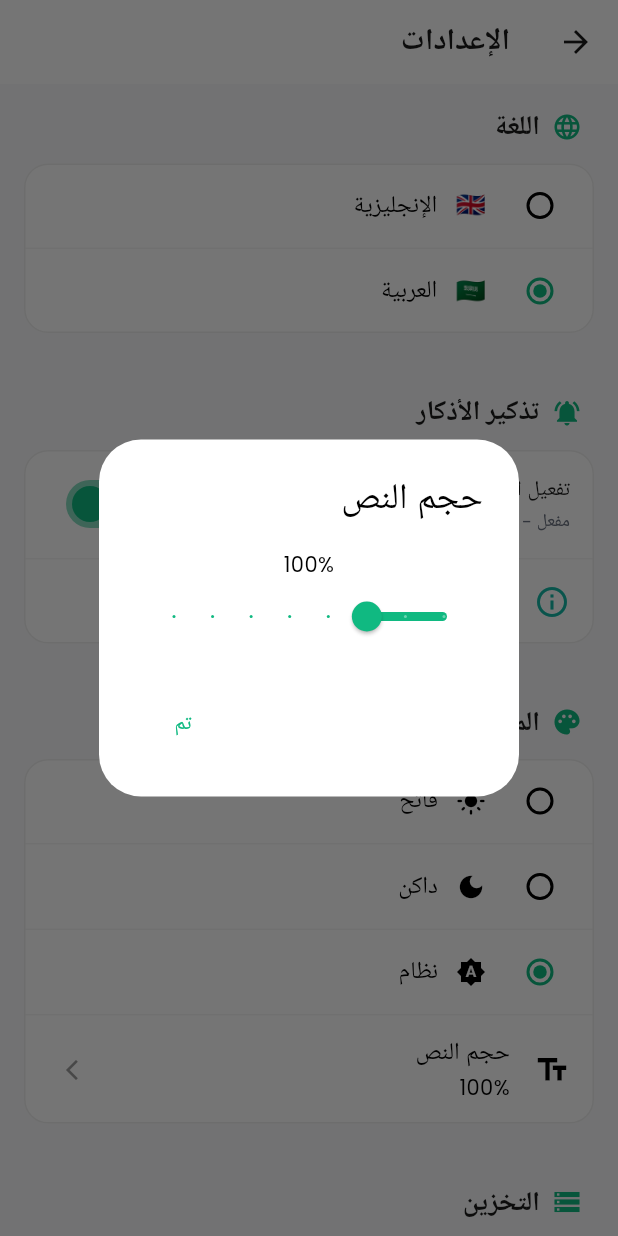
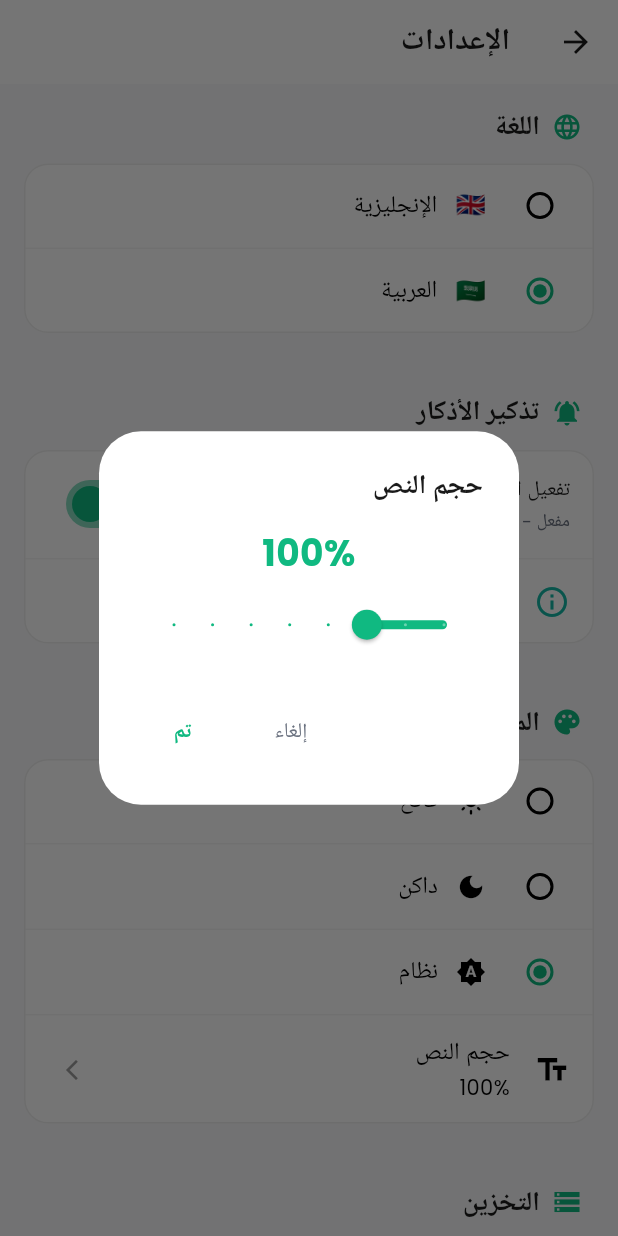
Before and after one commit to khaledebied/bling_azkar, a Flutter app: the SettingsScreen screen opened directly, after a tap on "🇸🇦", after a tap on "تفعيل التذكير", after a tap on "حجم النص", on a phone screen of 412 x 824 dp. Run offline on Flutter 3.47's test engine with Material 3 defaults, Android fonts, the phone set to English and light mode, and no system bars; our stand-ins replace dio, flutter_local_notifications, flutter_riverpod, freezed_annotation, geolocator, google_fonts and 8 more; missing offline and left inert: audio_session, flutter_qiblah, quran_library; accounts and stored records are empty; statements that could not run were skipped.

Commit message:
feat: Improve app state synchronization and UI responsiveness by refining locale, theme mode, and text scale updates across multiple components, enhancing user experience and consistency.

```diff
--- a/lib/main.dart
+++ b/lib/main.dart
@@ -75,17 +75,19 @@ class _BlingAzkarAppState extends State<BlingAzkarApp> {
   }
 
   void _onAppStateChanged() {
-    if (_appState.locale != null) {
+    if (!mounted) return;
+
+    if (_appState.locale != null && _appState.locale != _locale) {
       setState(() {
         _locale = _appState.locale!;
       });
     }
-    if (_appState.themeMode != null) {
+    if (_appState.themeMode != null && _appState.themeMode != _themeMode) {
       setState(() {
         _themeMode = _appState.themeMode!;
       });
     }
-    if (_appState.textScale != null) {
+    if (_appState.textScale != null && _appState.textScale != _textScale) {
       setState(() {
         _textScale = _appState.textScale!;
       });
@@ -130,7 +132,7 @@ class _BlingAzkarAppState extends State<BlingAzkarApp> {
     // Check for language, theme, and text scale changes
     final prefs = _storage.getPreferences();
     final currentLocale = Locale(prefs.language);
-    final currentTextScale = prefs.textScale;
+    final currentTextScale = _appState.textScale ?? prefs.textScale;
     ThemeMode currentThemeMode;
     switch (prefs.themeMode) {
       case 'light':
@@ -143,6 +145,7 @@ class _BlingAzkarAppState extends State<BlingAzkarApp> {
         currentThemeMode = ThemeMode.system;
     }
 
+    // Sync state with preferences and app state
     if (_locale != currentLocale ||
         _themeMode != currentThemeMode ||
         _textScale != currentTextScale) {
--- a/lib/src/presentation/screens/settings_screen.dart
+++ b/lib/src/presentation/screens/settings_screen.dart
@@ -484,24 +484,39 @@ class _SettingsScreenState extends ConsumerState<SettingsScreen> {
   }
 
   void _showTextSizeDialog(AppLocalizations l10n) {
+    double tempTextScale = _prefs.textScale;
+
     showDialog(
       context: context,
-      builder: (context) => AlertDialog(
-        title: Text(l10n.textSize),
+      builder: (dialogContext) => AlertDialog(
+        backgroundColor: context.cardColor,
+        title: Text(
+          l10n.textSize,
+          style: AppTheme.titleMedium.copyWith(
+            color: context.textPrimary,
+          ),
+        ),
         content: StatefulBuilder(
           builder: (context, setState) => Column(
             mainAxisSize: MainAxisSize.min,
             children: [
-              Text('${(_prefs.textScale * 100).toInt()}%'),
+              Text(
+                '${(tempTextScale * 100).toInt()}%',
+                style: AppTheme.headlineMedium.copyWith(
+                  color: AppTheme.primaryGreen,
+                  fontWeight: FontWeight.bold,
+                ),
+              ),
+              const SizedBox(height: 8),
               Slider(
-                value: _prefs.textScale,
+                value: tempTextScale,
                 min: 0.8,
                 max: 1.5,
                 divisions: 7,
-                label: '${(_prefs.textScale * 100).toInt()}%',
+                label: '${(tempTextScale * 100).toInt()}%',
                 onChanged: (value) {
                   setState(() {
-                    _updatePreferences(_prefs.copyWith(textScale: value));
+                    tempTextScale = value;
                   });
                 },
                 activeColor: AppTheme.primaryGreen,
@@ -511,8 +526,35 @@ class _SettingsScreenState extends ConsumerState<SettingsScreen> {
         ),
         actions: [
           TextButton(
-            onPressed: () => Navigator.pop(context),
-            child: Text(l10n.done),
+            onPressed: () => Navigator.pop(dialogContext),
+            child: Text(
+              l10n.isArabic ? 'إلغاء' : 'Cancel',
+              style: TextStyle(color: context.textSecondary),
+            ),
+          ),
+          TextButton(
+            onPressed: () {
+              // Update preferences
+              _updatePreferences(_prefs.copyWith(textScale: tempTextScale));
+
+              // Notify app state to rebuild immediately
+              final appState = ref.read(appStateProvider);
+              appState.updateTextScale(tempTextScale);
+
+              // Update local state
+              setState(() {
+                _prefs = _prefs.copyWith(textScale: tempTextScale);
+              });
+
+              Navigator.pop(dialogContext);
+            },
+            child: Text(
+              l10n.done,
+              style: TextStyle(
+                color: AppTheme.primaryGreen,
+                fontWeight: FontWeight.bold,
+              ),
+            ),
           ),
         ],
       ),
```
Also changed, not shown: lib/src/presentation/providers/azkar_providers.dart (+7 -2 lines), lib/src/presentation/widgets/category_audio_bottom_sheet.dart (+3 -9 lines), 1 other file.
